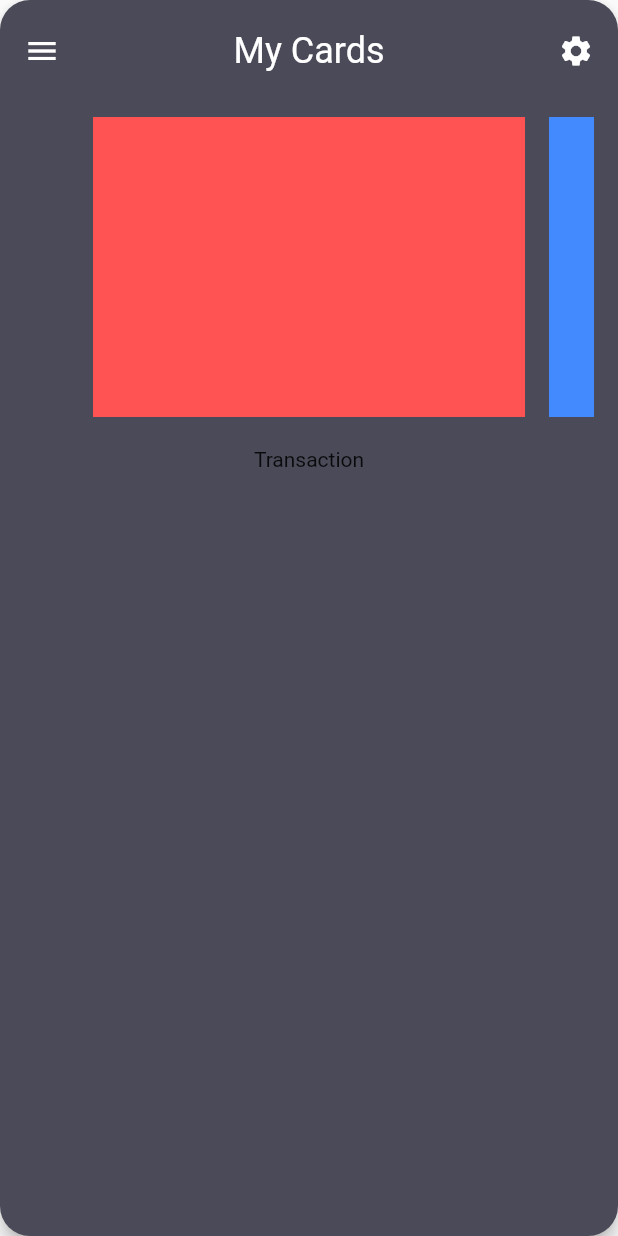
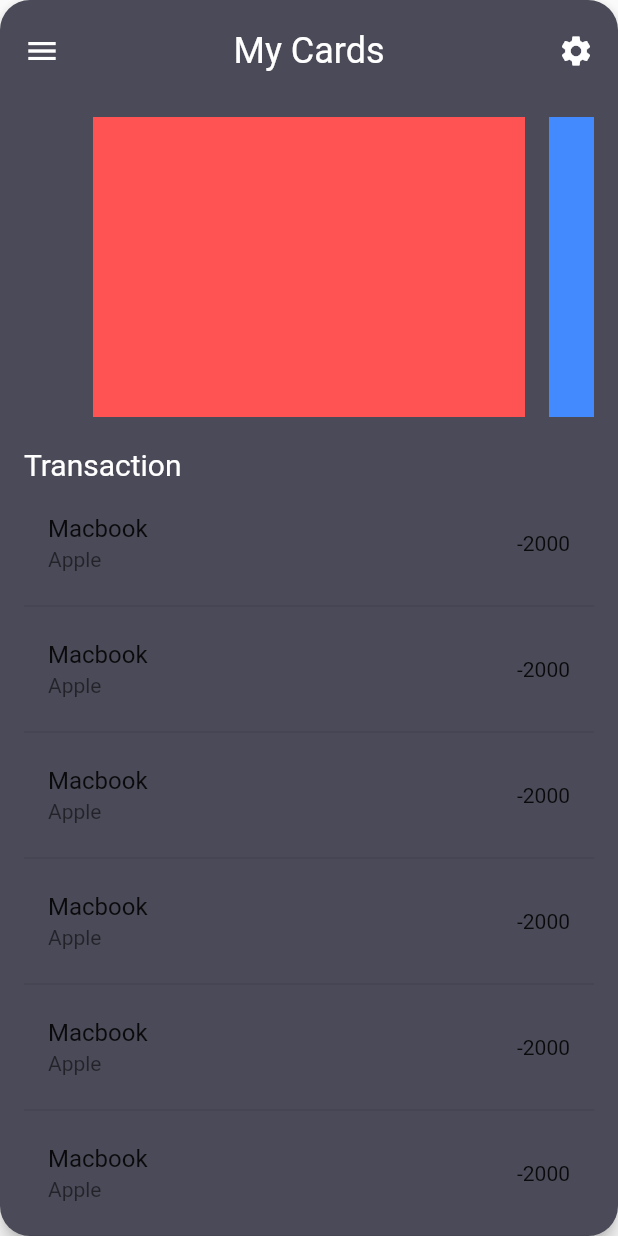
Before and after one commit to Tosin8/sidemenu_dashboard, a Flutter app: what dashboard() shows on an empty page, opened directly, on a phone screen of 412 x 824 dp. Run offline on Flutter 3.47's test engine with Material 2 defaults, Android fonts, the phone set to English and light mode, and no system bars.

Commit message:
Update dashboard_menu.dart

```diff
--- a/lib/widgets/dashboard_menu.dart
+++ b/lib/widgets/dashboard_menu.dart
@@ -55,9 +55,13 @@ class _dashboardState extends State<dashboard>
             // Alternatively written : borderRadius: BorderRadius.all(Radius.circular(40)),
             elevation: 5,
             color: backgroundColor,
+            child: SingleChildScrollView(
+              scrollDirection: Axis.vertical,
+              physics: const ClampingScrollPhysics(),
               child: Container(
                 padding: const EdgeInsets.only(left: 16, right: 16, top: 20),
                 child: Column(
+                  crossAxisAlignment: CrossAxisAlignment.start,
                   children: [
                     Row(
                       mainAxisAlignment: MainAxisAlignment.spaceBetween,
@@ -110,9 +114,24 @@ class _dashboardState extends State<dashboard>
                       ),
                     ),
                     const SizedBox(height: 20),
-                  const Text('Transaction'),
+                    const Text('Transaction',
+                        style: TextStyle(fontSize: 20, color: Colors.white)),
                     const SizedBox(height: 5),
+                    ListView.separated(
+                        shrinkWrap: true,
+                        itemBuilder: (context, index) {
+                          return const ListTile(
+                            title: Text('Macbook'),
+                            subtitle: Text('Apple'),
+                            trailing: Text('-2000'),
+                          );
+                        },
+                        separatorBuilder: (context, index) {
+                          return const Divider(height: 12);
+                        },
+                        itemCount: 10)
                   ],
+                ),
               ),
             )),
       ),
```
Lines whose indentation alone changed are shown as unchanged.
